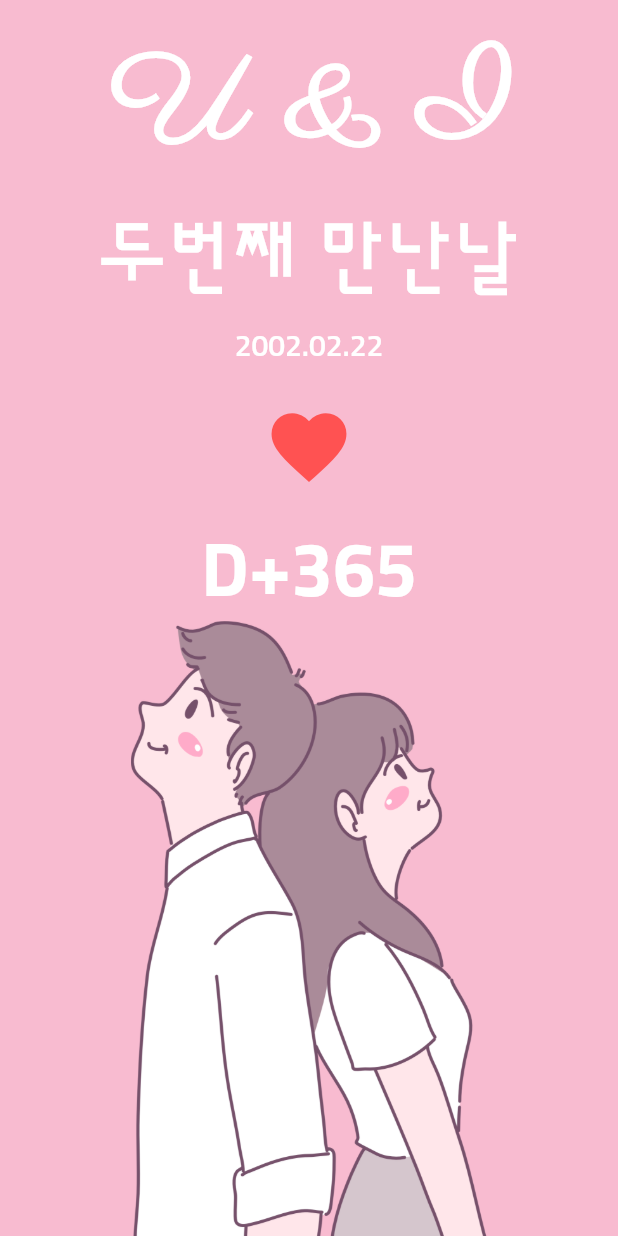
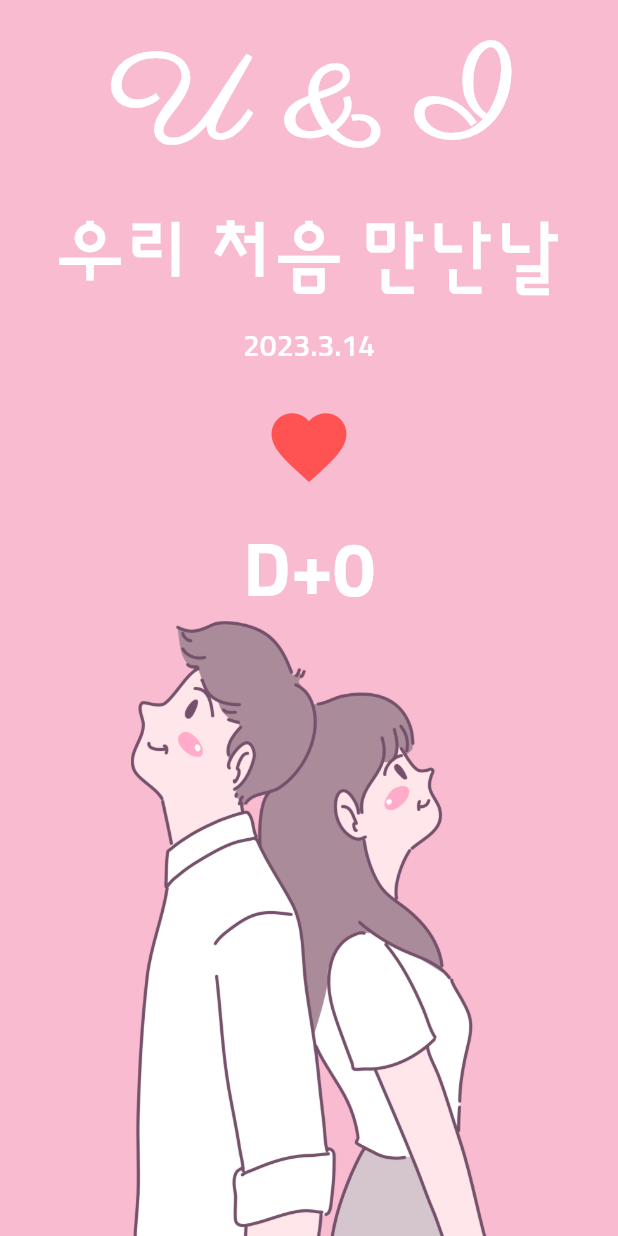
Before and after one commit to xyz37/flutter_playground, a Flutter app: the screen it shows after launch, on a phone screen of 412 x 824 dp. Run offline on Flutter 3.47's test engine with Material 2 defaults, Android fonts, the phone set to English and light mode, and no system bars; our stand-ins replace webview_flutter.

Commit message:
done: ch09 u & i but CupertinoDatePicker 한글 포멧이 안됨

```diff
--- a/code_factory/ch09_u_and_i/lib/screen/home_screen.dart
+++ b/code_factory/ch09_u_and_i/lib/screen/home_screen.dart
@@ -1,3 +1,5 @@
+// ignore_for_file: public_member_api_docs, sort_constructors_first
+import 'package:flutter/cupertino.dart';
 import 'package:flutter/material.dart';
 
 class HomeScreen extends StatefulWidget {
@@ -8,6 +10,8 @@ class HomeScreen extends StatefulWidget {
 }
 
 class _HomeScreenState extends State<HomeScreen> {
+  late DateTime firstDay = DateTime.now();
+
   @override
   Widget build(BuildContext context) {
     return Scaffold(
@@ -19,19 +23,60 @@ class _HomeScreenState extends State<HomeScreen> {
           mainAxisAlignment: MainAxisAlignment.spaceBetween,
           crossAxisAlignment: CrossAxisAlignment.stretch,
           children: [
-            _DDay(),
+            _DDay(
+              onHeartPressed: () => onHeartPressed(firstDay),
+              firstDay: firstDay,
+            ),
             _CoupleImage(),
           ],
         ),
       ),
     );
   }
+
+  void onHeartPressed(DateTime initDay) {
+    // debugPrint('Heart pressed !!!');
+
+    showCupertinoDialog(
+      context: context,
+      builder: (context) {
+        return Align(
+          alignment: Alignment.bottomCenter, // 아래 중간으로 정렬
+          child: Container(
+            color: Colors.white,
+            height: 300,
+            child: CupertinoDatePicker(
+              mode: CupertinoDatePickerMode.date,
+              initialDateTime: initDay,
+              maximumDate: DateTime.now(), // 오늘 이후는 선택되지 않도록
+              onDateTimeChanged: (date) {
+                setState(() {
+                  firstDay = date;
+                });
+              },
+            ),
+          ),
+        );
+      },
+      barrierDismissible: true, // 외부 탭할 경우 다이얼로그 닫기
+    );
+  }
 }
 
 class _DDay extends StatelessWidget {
+  final GestureTapCallback onHeartPressed;
+  final DateTime firstDay;
+
+  const _DDay({
+    Key? key,
+    required this.onHeartPressed,
+    required this.firstDay,
+  }) : super(key: key);
+
   @override
   Widget build(BuildContext context) {
     final theme = Theme.of(context).textTheme;
+    final now = DateTime.now();
 
     return Column(
       children: [
@@ -42,12 +87,12 @@ class _DDay extends StatelessWidget {
         ),
         const SizedBox(height: 16),
         Text(
-          '두번째 만난날',
+          '우리 처음 만난날',
           style: theme.bodyLarge,
         ),
         const SizedBox(height: 16),
         Text(
-          '2002.02.22',
+          '${firstDay.year}.${firstDay.month}.${firstDay.day}',
           style: theme.bodyMedium,
         ),
         const SizedBox(height: 16),
@@ -57,11 +102,11 @@ class _DDay extends StatelessWidget {
             color: Colors.redAccent,
           ),
           iconSize: 60,
-          onPressed: () {},
+          onPressed: onHeartPressed,
         ),
         const SizedBox(height: 16),
         Text(
-          'D+365',
+          'D+${now.isAfter(firstDay) ? DateTimeRange(start: firstDay, end: now).duration.inDays : 0}',
           style: theme.displayMedium,
         ),
       ],
--- a/code_factory/ch09_u_and_i/pubspec.yaml
+++ b/code_factory/ch09_u_and_i/pubspec.yaml
@@ -9,6 +9,9 @@ environment:
 dependencies:
     flutter:
         sdk: flutter
+    flutter_localizations:
+        sdk: flutter
+    intl: ^0.17.0
 
 dev_dependencies:
     flutter_test:
```
Also changed, not shown: code_factory/ch09_u_and_i/lib/main.dart (+13 -0 lines).
